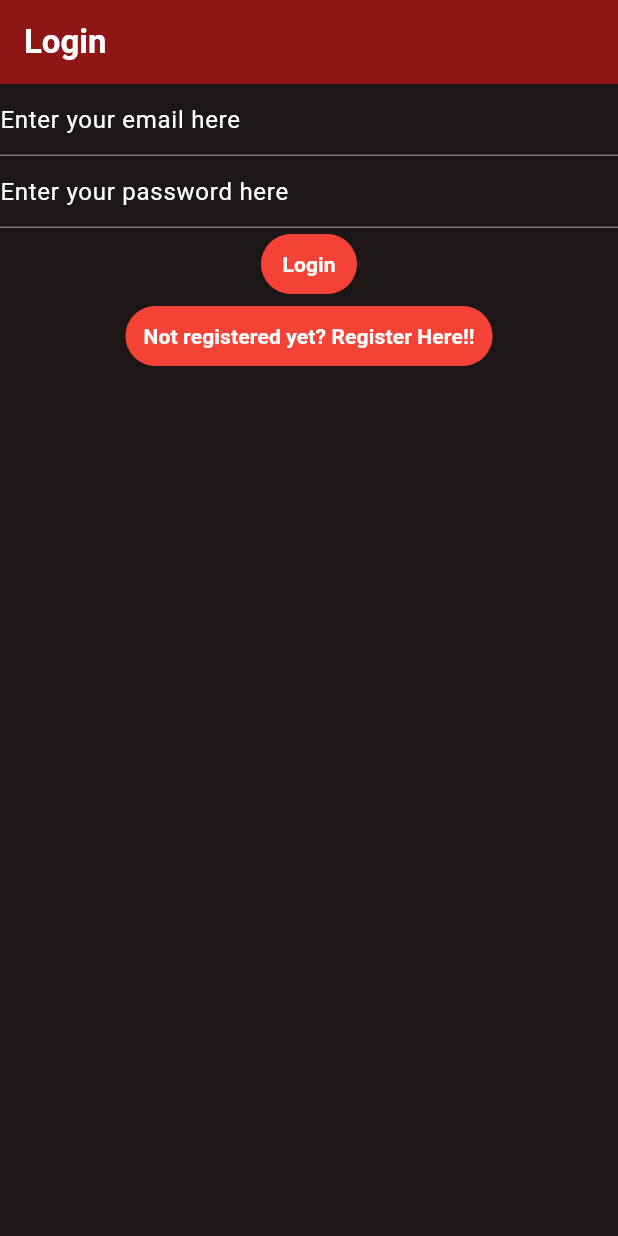
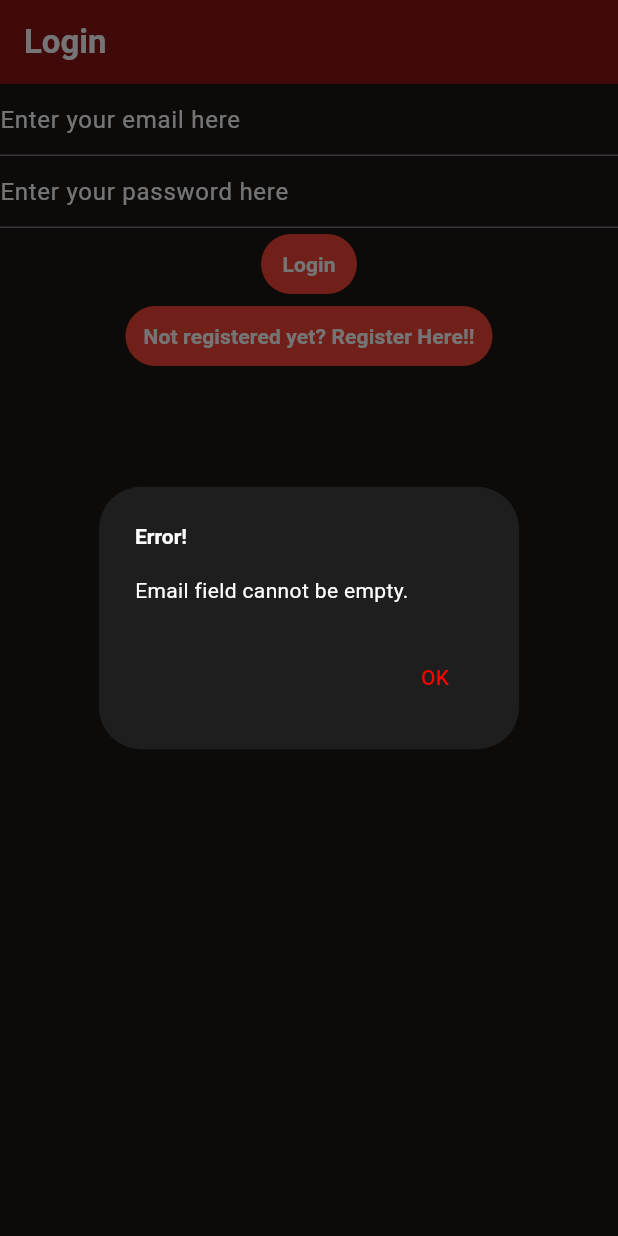
Before and after one commit to Jeet-240/CheckPoint-2, a Flutter app: the screen it shows after launch, after a tap on "Login", on a phone screen of 412 x 824 dp. Run offline on Flutter 3.47's test engine with Material 3 defaults, Android fonts, the phone set to English and light mode, and no system bars; our stand-ins replace firebase_auth, firebase_core; accounts and stored records are empty.

Commit message:
Added Error handling for login and register view.

```diff
--- a/firebase_app/lib/views/login_view.dart
+++ b/firebase_app/lib/views/login_view.dart
@@ -1,4 +1,5 @@
 import 'package:firebase_app/constants/routes.dart';
+import 'package:firebase_app/widgets/custom_dialogbox.dart';
 import 'package:firebase_auth/firebase_auth.dart';
 import 'package:flutter/material.dart';
 import 'package:firebase_app/widgets/custom_button.dart';
@@ -83,6 +84,14 @@ class _LoginViewState extends State<LoginView> {
               onPressed: () async {
                 final email = _email.text;
                 final password = _password.text;
+                if(email.isEmpty){
+                  await showErrorDialog(context, 'Email field cannot be empty.');
+                }
+                if(password.isEmpty){
+                await showErrorDialog(context, 'Password field cannot be empty.');}
+                else if(email.isEmpty && password.isEmpty){
+                  await showErrorDialog(context, 'Enter both the fields.');
+                }
                 await FirebaseAuth.instance.signOut();
                 try {
                   final userCredential = await FirebaseAuth.instance
@@ -104,10 +113,19 @@ class _LoginViewState extends State<LoginView> {
                 }
                 on FirebaseAuthException catch (e) {
                   if (e.code == 'user-not-found') {
-
+                    await showErrorDialog(context, 'User not found, please register first.');
+                    Navigator.of(context).pushNamedAndRemoveUntil(registerRoute, (route)=>false);
                   } else if (e.code == 'wrong-password') {
-
+                    await showErrorDialog(context, 'Wrong Password, please retry again.');
+                  }else if(e.code == 'network-request-failed'){
+                    await showErrorDialog(context, 'Network Request Failed please check your connection.');
+                  }else if(e.code == 'too-many-requests'){
+                    await showErrorDialog(context, 'Too many login attempts, please try again later.');
+                  }else if(e.code == 'invalid-email'){
+                    await showErrorDialog(context, 'Invalid email format, please check and type again.');
                   }
+                } catch(e){
+                  await showErrorDialog(context, 'An error occurred, ${e.toString()}');
                 }
               },
               text: 'Login',
--- a/firebase_app/lib/views/register_view.dart
+++ b/firebase_app/lib/views/register_view.dart
@@ -1,4 +1,5 @@
 import 'package:firebase_app/constants/routes.dart';
+import 'package:firebase_app/widgets/custom_dialogbox.dart';
 import 'package:firebase_auth/firebase_auth.dart';
 import 'package:firebase_core/firebase_core.dart';
 import 'package:firebase_app/widgets/custom_button.dart';
@@ -90,6 +91,14 @@ class _RegisterViewState extends State<RegisterView> {
                 onPressed: () async {
                   final email = _email.text;
                   final password = _password.text;
+                  if(email.isEmpty){
+                    await showErrorDialog(context, 'Email field cannot be empty.');
+                  }
+                  if(password.isEmpty){
+                    await showErrorDialog(context, 'Password field cannot be empty.');}
+                  else if(email.isEmpty && password.isEmpty){
+                    await showErrorDialog(context, 'Enter both the fields.');
+                  }
                   try {
                     final userCredential = await FirebaseAuth.instance
                         .createUserWithEmailAndPassword(
@@ -99,10 +108,20 @@ class _RegisterViewState extends State<RegisterView> {
                     Navigator.of(context).pushNamedAndRemoveUntil(verifyRoute, (route)=>false);
                   } on FirebaseAuthException catch(e){
                     if(e.code == 'email-already-in-use'){
-                      Navigator.of(context).pushNamedAndRemoveUntil(
-                          loginRoute
-                          , (route) => false);
+                      await showErrorDialog(context, 'Email already in use, please sign in or user another email.');
+                    } else if (e.code == 'invalid-email') {
+                      await showErrorDialog(context, 'The email entered is invalid. Please enter a valid email address.');
+                    } else if (e.code == 'weak-password') {
+                      await showErrorDialog(context, 'The password is too weak. Please choose a stronger password.');
+                    } else if (e.code == 'operation-not-allowed') {
+                      await showErrorDialog(context, 'Creating accounts is currently not allowed. Contact support.');
+                    } else if (e.code == 'network-request-failed') {
+                      await showErrorDialog(context, 'Network error. Please check your internet connection.');
+                    } else {
+                      await showErrorDialog(context, 'An unknown error occurred: ${e.message}');
                     }
+                  } catch(e){
+                    await showErrorDialog(context, 'An error occurred, ${e.toString()}');
                   }
                 }
             ),
--- /dev/null
+++ b/firebase_app/lib/widgets/custom_dialogbox.dart
@@ -0,0 +1,34 @@
+import 'package:flutter/material.dart';
+
+Future<void> showErrorDialog(BuildContext context , String text){
+    return showDialog(context: context, builder: (context){
+      return AlertDialog(
+        backgroundColor: Color.fromRGBO(30, 30, 30, 1),
+        title: const Text(
+            'Error!',
+            style: TextStyle(
+              color: Colors.white,
+              fontSize: 14,
+              fontWeight: FontWeight.w700,
+            ),
+        ),
+        content: Text(
+          text,
+          style: TextStyle(
+            color: Colors.white,
+          ),
+        ),
+        actions: [
+          TextButton(
+            onPressed: (){
+            Navigator.of(context).pop(false);
+          },
+          child: Text(
+            'OK' ,
+            style: TextStyle(color: Color.fromRGBO(255 , 0 , 0 , 1)),
+            ),
+          ),
+        ],
+      );
+    });
+}
```
